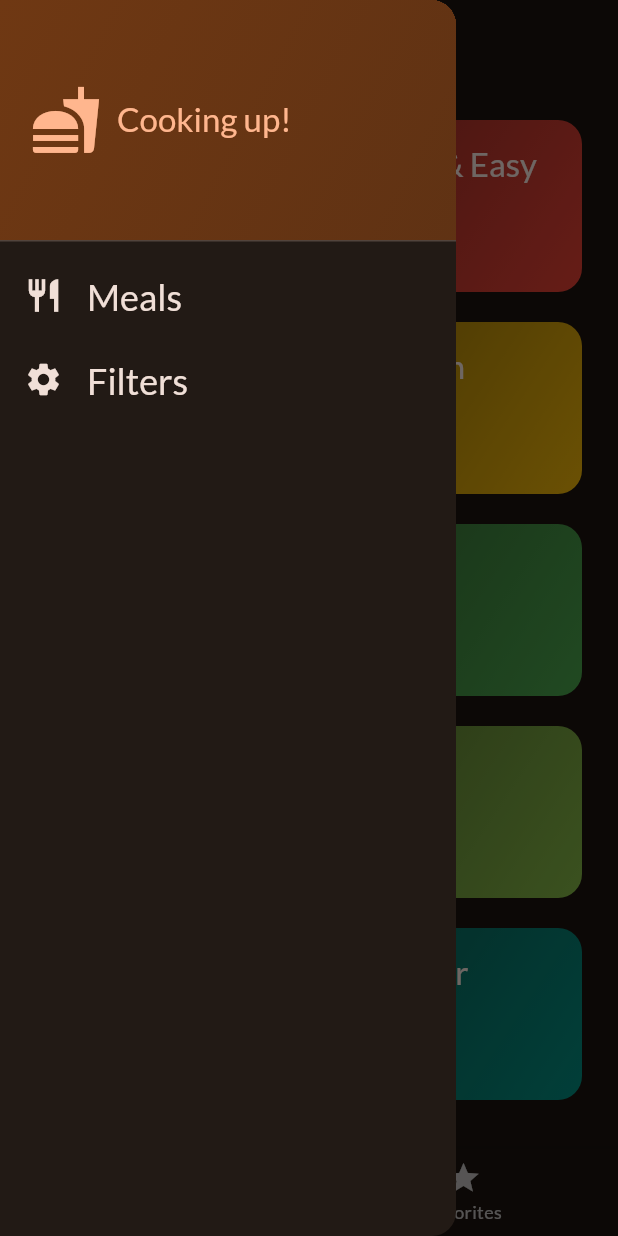
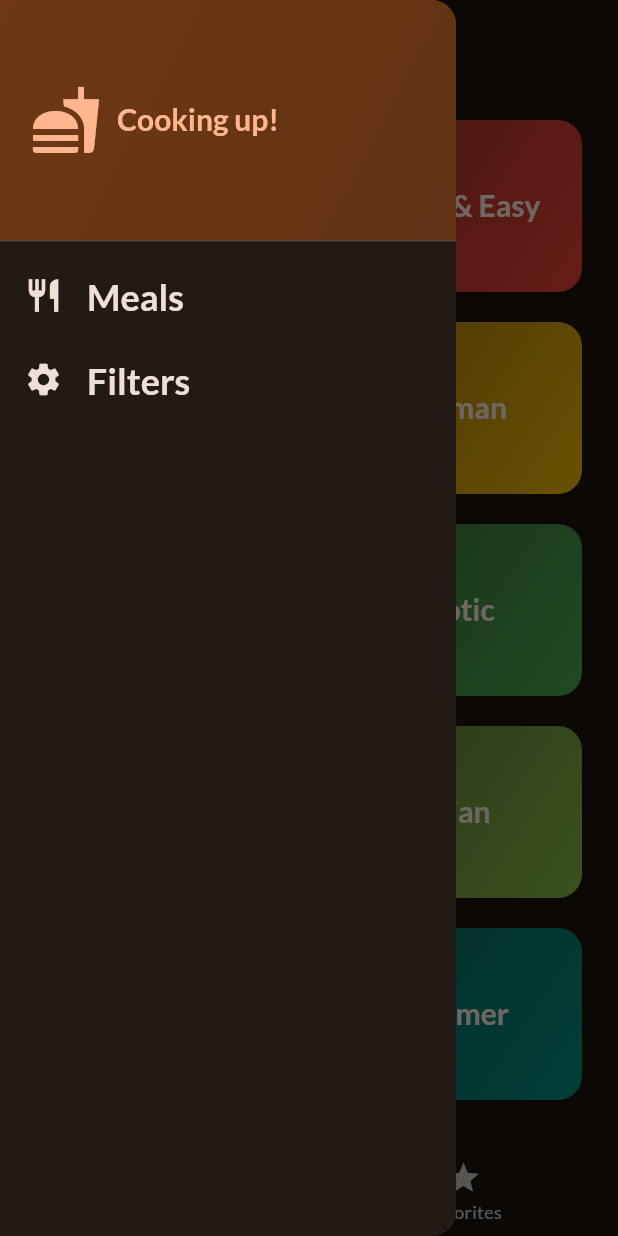
Before and after one commit to abdGhost/meals_app, a Flutter app: the screen it shows after launch, with the side drawer open, on a phone screen of 412 x 824 dp. Run offline on Flutter 3.47's test engine with Material 3 defaults, Android fonts, the phone set to English and light mode, and no system bars; our stand-ins replace google_fonts, transparent_image.

Commit message:
fixed bug

```diff
--- a/lib/main.dart
+++ b/lib/main.dart
@@ -1,7 +1,5 @@
 import 'package:flutter/material.dart';
-
 import 'package:google_fonts/google_fonts.dart';
-
 import 'package:meal/screens/tabs_screen.dart';
 
 final theme = ThemeData(
@@ -10,7 +8,10 @@ final theme = ThemeData(
     brightness: Brightness.dark,
     seedColor: const Color.fromARGB(255, 131, 57, 0),
   ),
-  textTheme: GoogleFonts.latoTextTheme(),
+  textTheme: GoogleFonts.latoTextTheme().copyWith(
+    bodyMedium: GoogleFonts.lato(fontSize: 16, fontWeight: FontWeight.w400),
+    titleLarge: GoogleFonts.lato(fontSize: 20, fontWeight: FontWeight.bold),
+  ),
 );
 
 void main() {
@@ -24,6 +25,7 @@ class App extends StatelessWidget {
   Widget build(BuildContext context) {
     return MaterialApp(
       debugShowCheckedModeBanner: false,
+      title: 'Meal App', // Added a title for better clarity
       theme: theme,
       home: TabsScreen(),
     );
--- a/lib/models/category.dart
+++ b/lib/models/category.dart
@@ -1,5 +1,6 @@
 import 'package:flutter/material.dart';
 
+@immutable
 class Category {
   const Category({
     required this.id,
--- a/lib/models/meal.dart
+++ b/lib/models/meal.dart
@@ -21,10 +21,10 @@ class Meal {
     required this.duration,
     required this.complexity,
     required this.affordability,
-    required this.isGlutenFree,
-    required this.isLactoseFree,
-    required this.isVegan,
-    required this.isVegetarian,
+    this.isGlutenFree = false,
+    this.isLactoseFree = false,
+    this.isVegan = false,
+    this.isVegetarian = false,
   });
 
   final String id;
@@ -40,4 +40,26 @@ class Meal {
   final bool isLactoseFree;
   final bool isVegan;
   final bool isVegetarian;
+
+  String get complexityText {
+    switch (complexity) {
+      case Complexity.simple:
+        return 'Simple';
+      case Complexity.challenging:
+        return 'Challenging';
+      case Complexity.hard:
+        return 'Hard';
+    }
+  }
+
+  String get affordabilityText {
+    switch (affordability) {
+      case Affordability.affordable:
+        return 'Affordable';
+      case Affordability.pricey:
+        return 'Pricey';
+      case Affordability.luxurious:
+        return 'Luxurious';
+    }
+  }
 }
--- a/lib/screens/categories_screen.dart
+++ b/lib/screens/categories_screen.dart
@@ -1,10 +1,9 @@
 import 'package:flutter/material.dart';
-import 'package:meal/data/dummy_data.dart';
 import 'package:meal/models/meal.dart';
 import 'package:meal/screens/meals.dart';
 import 'package:meal/widgets/category_grid_item.dart';
-
 import '../models/category.dart';
+import '../data/dummy_data.dart';
 
 class CategoriesScreen extends StatelessWidget {
   const CategoriesScreen({
@@ -12,11 +11,12 @@ class CategoriesScreen extends StatelessWidget {
     required this.onToggleFavorites,
     required this.availableMeals,
   });
+
   final void Function(Meal meal) onToggleFavorites;
   final List<Meal> availableMeals;
 
   void _selectedCategory(BuildContext context, Category category) {
-    final filteredMeals = dummyMeals
+    final filteredMeals = availableMeals
         .where((meal) => meal.categories.contains(category.id))
         .toList();
 
@@ -34,26 +34,24 @@ class CategoriesScreen extends StatelessWidget {
 
   @override
   Widget build(BuildContext context) {
-    return GridView(
-      padding: EdgeInsets.all(24.0),
-      gridDelegate: SliverGridDelegateWithFixedCrossAxisCount(
+    return Padding(
+      padding: const EdgeInsets.all(24.0),
+      child: GridView.builder(
+        gridDelegate: const SliverGridDelegateWithFixedCrossAxisCount(
           crossAxisCount: 2,
           childAspectRatio: 3 / 2,
           crossAxisSpacing: 20,
           mainAxisSpacing: 20,
         ),
-      children: [
-        for (final category in availableCategories)
-          CategoryGridItem(
+        itemCount: availableCategories.length,
+        itemBuilder: (ctx, index) {
+          final category = availableCategories[index];
+          return CategoryGridItem(
             category: category,
-            onSelectCategory: () {
-              _selectedCategory(
-                context,
-                category,
+            onSelectCategory: () => _selectedCategory(context, category),
           );
         },
-          )
-      ],
+      ),
     );
   }
 }
--- a/lib/screens/tabs_screen.dart
+++ b/lib/screens/tabs_screen.dart
@@ -17,9 +17,7 @@ class TabsScreen extends StatefulWidget {
   const TabsScreen({super.key});
 
   @override
-  State<TabsScreen> createState() {
-    return _TabsScreenState();
-  }
+  State<TabsScreen> createState() => _TabsScreenState();
 }
 
 class _TabsScreenState extends State<TabsScreen> {
@@ -30,24 +28,26 @@ class _TabsScreenState extends State<TabsScreen> {
 
   void _showInfoMessage(String message) {
     ScaffoldMessenger.of(context).clearSnackBars();
-    ScaffoldMessenger.of(context)
-        .showSnackBar(SnackBar(content: Text(message)));
+    ScaffoldMessenger.of(context).showSnackBar(
+      SnackBar(
+        content: Text(message),
+        duration: const Duration(seconds: 2),
+      ),
+    );
   }
 
-  void _toggleMealFavtoriteStatus(Meal meal) {
+  void _toggleMealFavoriteStatus(Meal meal) {
     final isExisting = _favoriteMeals.contains(meal);
 
+    setState(() {
       if (isExisting) {
-      setState(() {
         _favoriteMeals.remove(meal);
-        _showInfoMessage('Meal is no longer favorites');
+        _showInfoMessage('Meal removed from favorites');
+      } else {
+        _favoriteMeals.add(meal);
+        _showInfoMessage('Meal added to favorites');
+      }
     });
-    } else {
-      setState(() {
-        _favoriteMeals.add(meal);
-        _showInfoMessage('Meal is added to favorites');
-      });
-    }
   }
 
   void _selectPage(int index) {
@@ -56,14 +56,12 @@ class _TabsScreenState extends State<TabsScreen> {
     });
   }
 
-  void _setScreen(String identifier) async {
+  Future<void> _setScreen(String identifier) async {
     Navigator.of(context).pop();
     if (identifier == 'filters') {
       final result = await Navigator.of(context).push<Map<Filter, bool>>(
         MaterialPageRoute(
-          builder: (ctx) => FiltersScreen(
-            currentFilters: selectedFilters,
-          ),
+          builder: (ctx) => FiltersScreen(currentFilters: selectedFilters),
         ),
       );
 
@@ -79,40 +77,41 @@ class _TabsScreenState extends State<TabsScreen> {
       if (selectedFilters[Filter.glutenFree]! && !meal.isGlutenFree) {
         return false;
       }
-
       if (selectedFilters[Filter.lactoseFree]! && !meal.isLactoseFree) {
         return false;
       }
-
       if (selectedFilters[Filter.vegetarian]! && !meal.isVegetarian) {
         return false;
       }
-
       if (selectedFilters[Filter.vegan]! && !meal.isVegan) {
         return false;
       }
       return true;
     }).toList();
 
-    Widget activePage = CategoriesScreen(
+    late Widget activePage;
+    var activePageTitle = '';
+
+    switch (selectedPageIndex) {
+      case 0:
+        activePage = CategoriesScreen(
           availableMeals: availableMeals,
-      onToggleFavorites: _toggleMealFavtoriteStatus,
+          onToggleFavorites: _toggleMealFavoriteStatus,
         );
-    var activePageTitle = 'Categories';
-
-    if (selectedPageIndex == 1) {
+        activePageTitle = 'Categories';
+        break;
+      case 1:
         activePage = MealsScreen(
-        onToggleFavorites: _toggleMealFavtoriteStatus,
+          onToggleFavorites: _toggleMealFavoriteStatus,
           meals: _favoriteMeals,
         );
         activePageTitle = 'Your Favorites';
+        break;
     }
 
     return Scaffold(
       appBar: AppBar(
-        title: Text(
-          activePageTitle,
-        ),
+        title: Text(activePageTitle),
       ),
       drawer: MainDrawer(
         onSelectScreen: _setScreen,
@@ -121,7 +120,7 @@ class _TabsScreenState extends State<TabsScreen> {
       bottomNavigationBar: BottomNavigationBar(
         currentIndex: selectedPageIndex,
         onTap: _selectPage,
-        items: [
+        items: const [
           BottomNavigationBarItem(
             icon: Icon(
               Icons.set_meal,
--- a/lib/widgets/category_grid_item.dart
+++ b/lib/widgets/category_grid_item.dart
@@ -1,5 +1,4 @@
 import 'package:flutter/material.dart';
-
 import '../models/category.dart';
 
 class CategoryGridItem extends StatelessWidget {
@@ -10,18 +9,19 @@ class CategoryGridItem extends StatelessWidget {
   });
 
   final Category category;
-  final void Function() onSelectCategory;
+  final VoidCallback onSelectCategory;
 
   @override
   Widget build(BuildContext context) {
+    final theme = Theme.of(context);
+
     return InkWell(
       onTap: onSelectCategory,
-      splashColor: Theme.of(context).primaryColor,
+      splashColor: theme.primaryColor.withOpacity(0.4),
       borderRadius: BorderRadius.circular(16.0),
       child: Container(
-        padding: EdgeInsets.all(16.0),
         decoration: BoxDecoration(
-          borderRadius: BorderRadius.circular(16),
+          borderRadius: BorderRadius.circular(16.0),
           gradient: LinearGradient(
             colors: [
               category.color.withOpacity(0.55),
@@ -31,11 +31,18 @@ class CategoryGridItem extends StatelessWidget {
             end: Alignment.bottomRight,
           ),
         ),
-        child: Text(
-          category.title,
-          style: Theme.of(context).textTheme.titleLarge!.copyWith(
-                color: Theme.of(context).colorScheme.onBackground,
+        child: Center(
+          child: Padding(
+            padding: const EdgeInsets.all(16.0),
+            child: Text(
+              category.title,
+              textAlign: TextAlign.center,
+              style: theme.textTheme.titleLarge?.copyWith(
+                color: theme.colorScheme.onBackground,
+                fontWeight: FontWeight.bold,
               ),
+            ),
+          ),
         ),
       ),
     );
--- a/lib/widgets/main_drawer.dart
+++ b/lib/widgets/main_drawer.dart
@@ -4,21 +4,46 @@ class MainDrawer extends StatelessWidget {
   const MainDrawer({super.key, required this.onSelectScreen});
 
   final void Function(String identifier) onSelectScreen;
+
+  Widget _buildListTile({
+    required BuildContext context,
+    required IconData icon,
+    required String title,
+    required VoidCallback onTap,
+  }) {
+    final theme = Theme.of(context);
+
+    return ListTile(
+      leading: Icon(
+        icon,
+        size: 26,
+        color: theme.colorScheme.onBackground,
+      ),
+      title: Text(
+        title,
+        style: theme.textTheme.titleLarge?.copyWith(
+          color: theme.colorScheme.onBackground,
+          fontSize: 24,
+        ),
+      ),
+      onTap: onTap,
+    );
+  }
+
   @override
   Widget build(BuildContext context) {
+    final theme = Theme.of(context);
+
     return Drawer(
       child: Column(
         children: [
           DrawerHeader(
-            padding: EdgeInsets.all(20),
+            padding: const EdgeInsets.all(20),
             decoration: BoxDecoration(
               gradient: LinearGradient(
                 colors: [
-                  Theme.of(context).colorScheme.primaryContainer,
-                  Theme.of(context)
-                      .colorScheme
-                      .primaryContainer
-                      .withOpacity(0.8)
+                  theme.colorScheme.primaryContainer,
+                  theme.colorScheme.primaryContainer.withOpacity(0.8),
                 ],
                 begin: Alignment.topLeft,
                 end: Alignment.bottomRight,
@@ -28,54 +53,30 @@ class MainDrawer extends StatelessWidget {
               children: [
                 Icon(
                   Icons.fastfood,
-                  color: Theme.of(context).colorScheme.primary,
+                  color: theme.colorScheme.primary,
                   size: 48,
                 ),
-                SizedBox(
-                  width: 10,
-                ),
+                const SizedBox(width: 10),
                 Text(
                   'Cooking up!',
-                  style: Theme.of(context).textTheme.titleLarge!.copyWith(
-                        color: Theme.of(context).colorScheme.primary,
-                      ),
+                  style: theme.textTheme.titleLarge?.copyWith(
+                    color: theme.colorScheme.primary,
+                  ),
                 ),
               ],
             ),
           ),
-          ListTile(
-            leading: Icon(
-              Icons.restaurant,
-              size: 26,
-              color: Theme.of(context).colorScheme.onBackground,
-            ),
-            title: Text(
-              'Meals',
-              style: Theme.of(context).textTheme.titleLarge!.copyWith(
-                    color: Theme.of(context).colorScheme.onBackground,
-                    fontSize: 24,
-                  ),
-            ),
-            onTap: () {
-              onSelectScreen('meals');
-            },
+          _buildListTile(
+            context: context,
+            icon: Icons.restaurant,
+            title: 'Meals',
+            onTap: () => onSelectScreen('meals'),
           ),
-          ListTile(
-            leading: Icon(
-              Icons.settings,
-              size: 26,
-              color: Theme.of(context).colorScheme.onBackground,
-            ),
-            title: Text(
-              'Filters',
-              style: Theme.of(context).textTheme.titleLarge!.copyWith(
-                    color: Theme.of(context).colorScheme.onBackground,
-                    fontSize: 24,
-                  ),
-            ),
-            onTap: () {
-              onSelectScreen('filters');
-            },
+          _buildListTile(
+            context: context,
+            icon: Icons.settings,
+            title: 'Filters',
+            onTap: () => onSelectScreen('filters'),
           ),
         ],
       ),
```
Also changed, not shown: lib/screens/filters_screen.dart (+77 -105 lines), lib/screens/meal_details_screen.dart (+69 -44 lines), lib/screens/meals.dart (+18 -21 lines), lib/widgets/meal_item.dart (+23 -32 lines), lib/widgets/meal_item_trait.dart (+7 -6 lines). Lines whose indentation alone changed are shown as unchanged.
